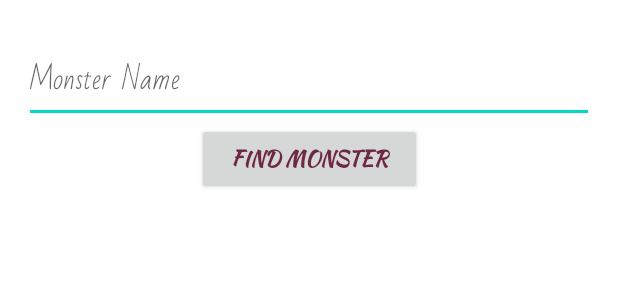
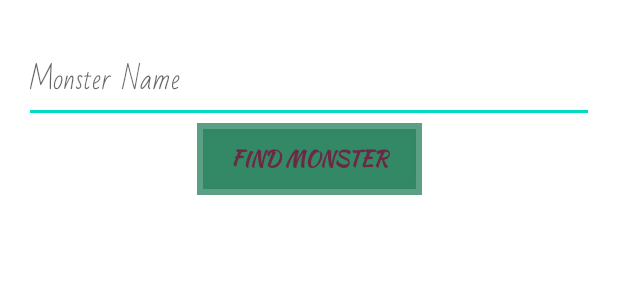
Before and after one commit to Soulem/DDBestiary, an Android app: the layout fragment_search.xml on its own in the app's theme, with its tools: preview values and no code run, on a phone screen of 412 x 824 dp. Shown: the top 300 px of the screen. Run offline under Robolectric (Android 15) with nearby library versions, the phone set to English and light mode, and no system bars.

Commit message:
Button Changed

```diff
--- /dev/null
+++ b/app/src/main/res/drawable/jewel_button.xml
@@ -0,0 +1,18 @@
+<?xml version="1.0" encoding="utf-8"?>
+<shape xmlns:android="http://schemas.android.com/apk/res/android"
+    android:shape="rectangle">
+    <solid
+        android:color="@color/emerald"
+        />
+    <size
+        android:height="20dp"
+        android:width="50dp"
+        />
+
+
+<stroke
+    android:color="#cc338866"
+    android:width="8dp"
+    />
+
+</shape>
--- a/app/src/main/res/layout/fragment_search.xml
+++ b/app/src/main/res/layout/fragment_search.xml
@@ -38,6 +38,7 @@
 
     <androidx.appcompat.widget.AppCompatButton
         android:id="@+id/search_button"
+        android:background="@drawable/jewel_button"
         android:layout_width="150dp"
         android:layout_height="wrap_content"
         android:layout_margin="0dp"
```
